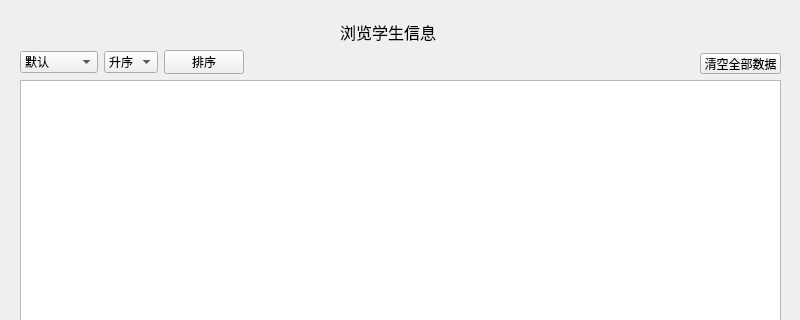
The window that SSMS/browser_widget.ui (NogiNonoka/StudentStatusManagementSystem) describes before a commit, drawn with Qt 5; both pictures show x 0 to 800 and y 0 to 320 of the 800 by 600 pixel window.
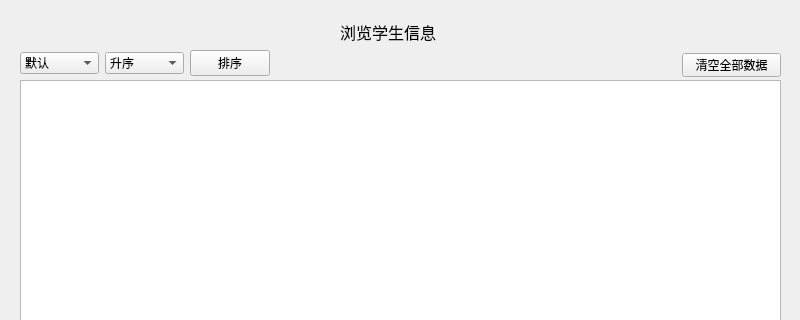
The same window after the commit.

What changed in the file:
```diff
--- a/SSMS/browser_widget.ui
+++ b/SSMS/browser_widget.ui
@@ -60,8 +60,8 @@
     <rect>
      <x>20</x>
      <y>50</y>
-     <width>224</width>
-     <height>24</height>
+     <width>250</width>
+     <height>26</height>
     </rect>
    </property>
    <layout class="QHBoxLayout" name="horizontalLayout">
@@ -131,10 +131,10 @@
   <widget class="QPushButton" name="clearButton">
    <property name="geometry">
     <rect>
-     <x>700</x>
+     <x>682</x>
      <y>53</y>
-     <width>81</width>
-     <height>21</height>
+     <width>99</width>
+     <height>24</height>
     </rect>
    </property>
    <property name="text">
```
